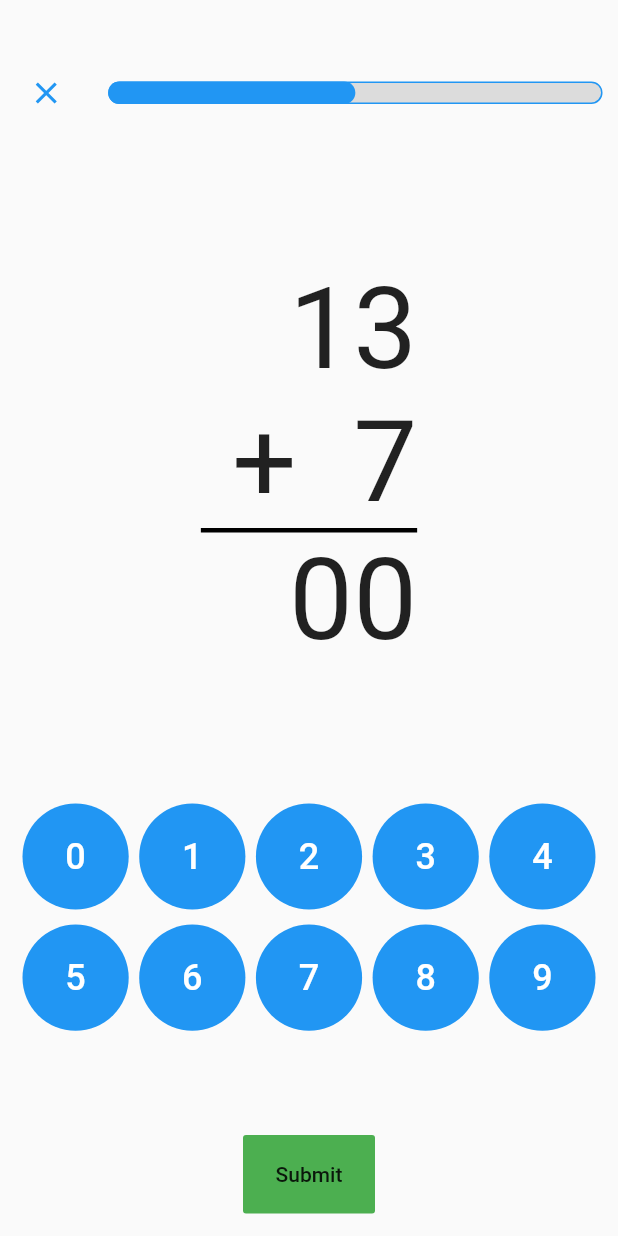
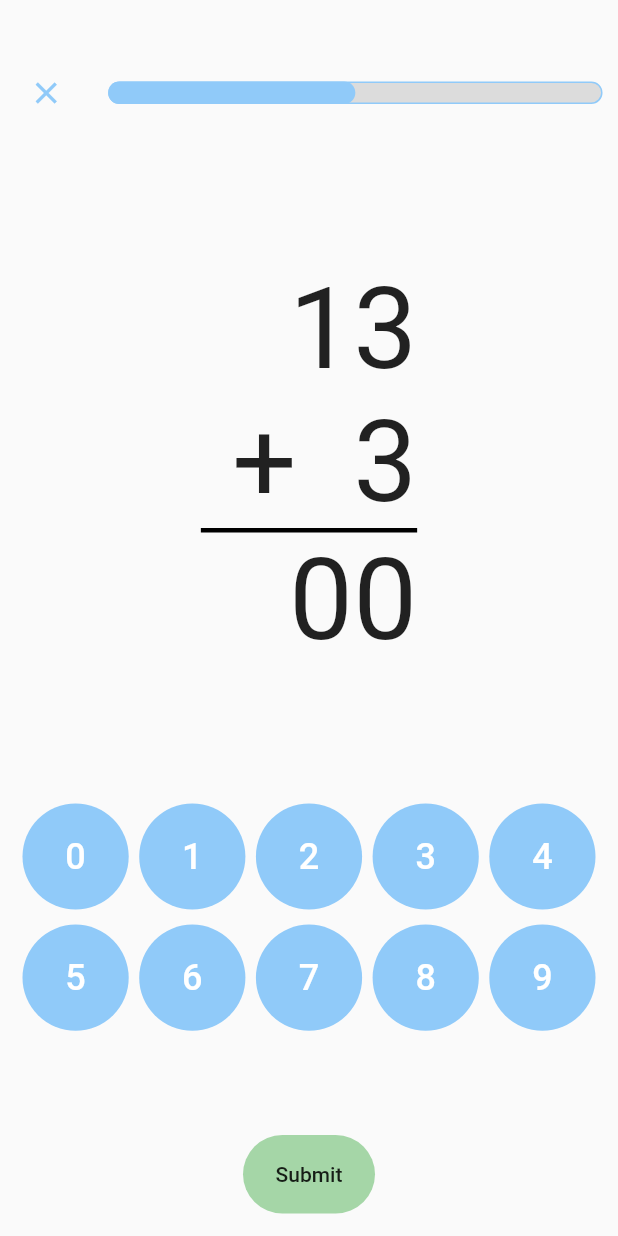
Before and after one commit to mesegirones/juego_sumas, a Flutter app: the OperationScreen screen opened by its route, on a phone screen of 412 x 824 dp. Run offline on Flutter 3.47's test engine with Material 2 defaults, Android fonts, the phone set to English and light mode, and no system bars.

Commit message:
use level model in operation witget

```diff
--- a/lib/providers/level.dart
+++ b/lib/providers/level.dart
@@ -3,10 +3,14 @@ import 'package:flutter/material.dart';
 class Level {
   final String color;
   final String id;
+  final List<int> topNumber;
+  final List<int> bottomNumber;
 
   Level({
     @required this.color,
     @required this.id,
+    @required this.topNumber,
+    @required this.bottomNumber,
   });
 }
 
@@ -15,14 +19,22 @@ class Levels with ChangeNotifier {
     Level(
       color: 'ffffff',
       id: 'level1',
+      topNumber: [1, 3],
+      bottomNumber: [3],
     ),
     Level(
       color: 'ffff55',
       id: 'level2',
+      topNumber: [1, 1],
+      bottomNumber: [8],
     ),
   ];
 
   List<Level> get levels {
     return [..._levels];
   }
+
+  Level getCurrentLevel(String levelId){
+   return _levels.firstWhere((l) => l.id == levelId);
+  }
 }
--- a/lib/screens/main_screen.dart
+++ b/lib/screens/main_screen.dart
@@ -28,7 +28,7 @@ class MainScreen extends StatelessWidget {
                   onPressed: () {
                     Navigator.of(context).pushReplacementNamed('./operation');
                   },
-                  color: Colors.blue,
+                  color: Colors.blue[200],
                 ),
               ),
             ),
--- a/lib/screens/operation_screen.dart
+++ b/lib/screens/operation_screen.dart
@@ -13,12 +13,17 @@ class OperationScreen extends StatefulWidget {
 class _OperationScreenState extends State<OperationScreen> {
   List<int> _results = [0, 0];
 
-  int _result1 = 0;
-  int _result2 = 0;
+  String _levelId = 'level1';
 
-  void getResults(int value, int index) {
+  void _getResults(int value, int index) {
     setState(() {
-      _result1 = value;
+     _results[1] = value;
+    });
+  }
+
+  void _nextStep(){
+    setState(() {
+      _levelId = 'level2';
     });
   }
 
@@ -35,7 +40,7 @@ class _OperationScreenState extends State<OperationScreen> {
             height: mediaQuery.size.height * 0.15,
           ),
           Container(
-            child: Operation(_result1, _result2),
+            child: Operation(_levelId, _results),
             alignment: Alignment.center,
             height: mediaQuery.size.height * 0.45,
           ),
@@ -43,7 +48,7 @@ class _OperationScreenState extends State<OperationScreen> {
             height: mediaQuery.size.height * 0.05,
           ),
           Container(
-            child: Options(getResults),
+            child: Options(_getResults),
             height: mediaQuery.size.height * 0.25,
             alignment: Alignment.bottomCenter,
             padding: EdgeInsets.symmetric(horizontal: 15),
@@ -52,9 +57,12 @@ class _OperationScreenState extends State<OperationScreen> {
             height: mediaQuery.size.height * 0.1,
             padding: EdgeInsets.all(15),
             child: FlatButton(
-              color: Colors.green,
+              color: Colors.green[200],
+              shape: StadiumBorder(),
               child: Text('Submit'),
-              onPressed: () {},
+              onPressed: () {
+                _nextStep();
+              },
             ),
           )
         ],
--- a/lib/widgets/operation.dart
+++ b/lib/widgets/operation.dart
@@ -1,34 +1,51 @@
 import 'package:flutter/material.dart';
+import 'package:provider/provider.dart';
+import '../providers/level.dart';
 
 class Operation extends StatelessWidget {
-  final int result1;
-  final int result2;
+  final String levelId;
+  final List<int> results;
 
-  Operation(this.result1, this.result2);
+  Operation(this.levelId, this.results);
+
   @override
   Widget build(BuildContext context) {
     final mediaQuery = MediaQuery.of(context);
+
+    final levelData = Provider.of<Levels>(context).getCurrentLevel(levelId);
+
+    print(levelData.id);
+
+    Widget getText(numbers, isBottom) {
+      String newNumber = '';
+      if(isBottom){
+        newNumber = '+  ';
+      }
+      numbers.forEach(
+        (n) => newNumber = '$newNumber$n',
+      );
+
+      return Text(
+        newNumber,
+        style: TextStyle(fontSize: 76),
+      );
+    }
+
     return Wrap(
       direction: Axis.vertical,
       alignment: WrapAlignment.end,
       crossAxisAlignment: WrapCrossAlignment.end,
       // crossAxisAlignment: CrossAxisAlignment.end,
       children: <Widget>[
-        Text(
-          '13',
-          style: TextStyle(fontSize: 76),
-        ),
-        Text(
-          '+  7',
-          style: TextStyle(fontSize: 76),
-        ),
+        getText(levelData.topNumber, false),
+       getText(levelData.bottomNumber, true),
         Container(
           width: mediaQuery.size.width * 0.35,
           height: 3,
           color: Colors.black,
         ),
         Text(
-          '${result2}${result1}',
+          '${results[0]}${results[1]}',
           style: TextStyle(fontSize: 76),
         ),
       ],
--- a/lib/widgets/options.dart
+++ b/lib/widgets/options.dart
@@ -16,7 +16,7 @@ class Options extends StatelessWidget {
           width: 60,
           child: FlatButton(
           shape: StadiumBorder(),
-          color: Theme.of(context).primaryColor,
+          color: Colors.blue[200],
           textColor: Colors.white,
           onPressed: () {
             getResults(index, 0);
--- a/lib/widgets/progress_bar.dart
+++ b/lib/widgets/progress_bar.dart
@@ -16,7 +16,7 @@ class ProgressBar extends StatelessWidget {
             width: constrains.maxWidth * 0.1,
             child: IconButton(
               icon: Icon(Icons.close),
-              color: Colors.blue,
+              color: Colors.blue[200],
               onPressed: () {
                 Navigator.of(context).pushReplacementNamed('./');
               },
@@ -31,7 +31,7 @@ class ProgressBar extends StatelessWidget {
                 Container(
                   decoration: BoxDecoration(
                       border: Border.all(
-                        color: Theme.of(context).primaryColor,
+                        color: Colors.blue[200],
                         width: 1.0,
                       ),
                       color: Color.fromRGBO(220, 220, 220, 1),
@@ -41,7 +41,7 @@ class ProgressBar extends StatelessWidget {
                   widthFactor: step,
                   child: Container(
                     decoration: BoxDecoration(
-                      color: Theme.of(context).primaryColor,
+                      color: Colors.blue[200],
                       borderRadius: BorderRadius.circular(10),
                     ),
                   ),
```
Also changed, not shown: 14 other files.
